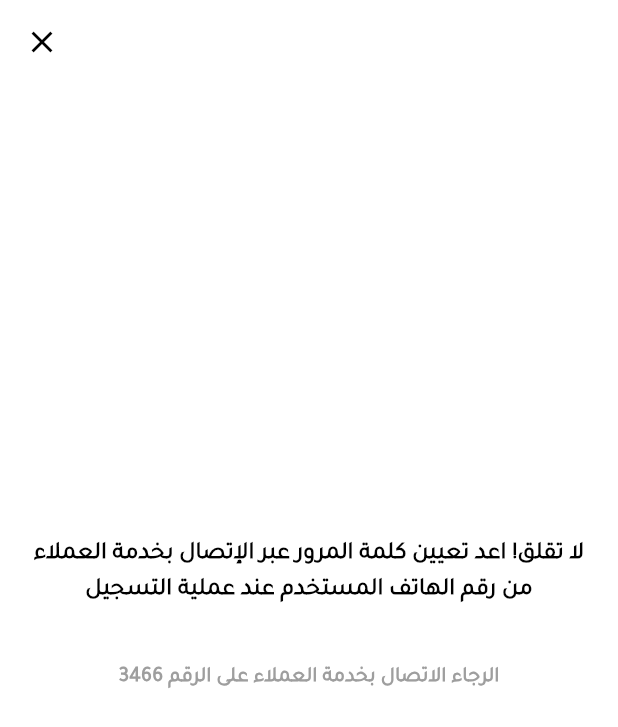
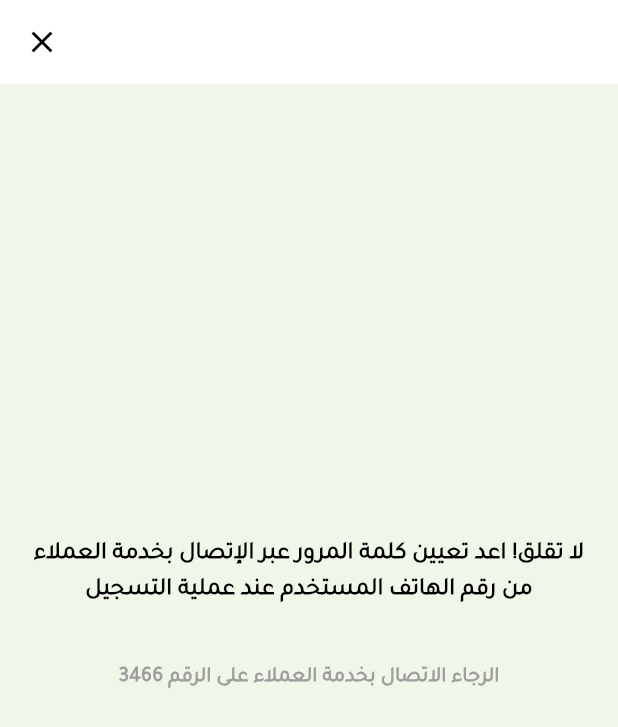
Before and after one commit to A-dalyomer/delivery_app, a Flutter app: the screen it shows after launch, after a tap on "نسيت كلمة المرور؟", on a phone screen of 412 x 824 dp. Shown: the top 727 px of the screen. Run offline on Flutter 3.47's test engine with Material 3 defaults, Android fonts, the phone set to English and light mode, and no system bars; our stand-ins replace easy_localization, email_validator, font_awesome_flutter, geolocator, get_it, google_maps_flutter and 1 more; missing offline and left inert: otp, widget_to_marker; accounts and stored records are empty.

Commit message:
changed scaffold color in the main app theme

```diff
--- a/lib/main.dart
+++ b/lib/main.dart
@@ -1,4 +1,5 @@
 import 'dart:io';
+import 'package:bloomdeliveyapp/business_logic/constants/const_colors.dart';
 import 'package:easy_localization/easy_localization.dart';
 import 'package:flutter/material.dart';
 import 'package:bloomdeliveyapp/services/service_locator.dart';
@@ -90,7 +91,7 @@ class _MyAppState extends State<MyApp> {
       locale: context.locale,
       debugShowCheckedModeBanner: false,
       theme: ThemeData(
-        scaffoldBackgroundColor: tajribaBackgroundLighter,
+        scaffoldBackgroundColor: ColorsManager.lightTeal,
         snackBarTheme: SnackBarThemeData(),
         /* bottomAppBarTheme: BottomAppBarTheme(
           color: tajribaBackgroundLighter,
```
